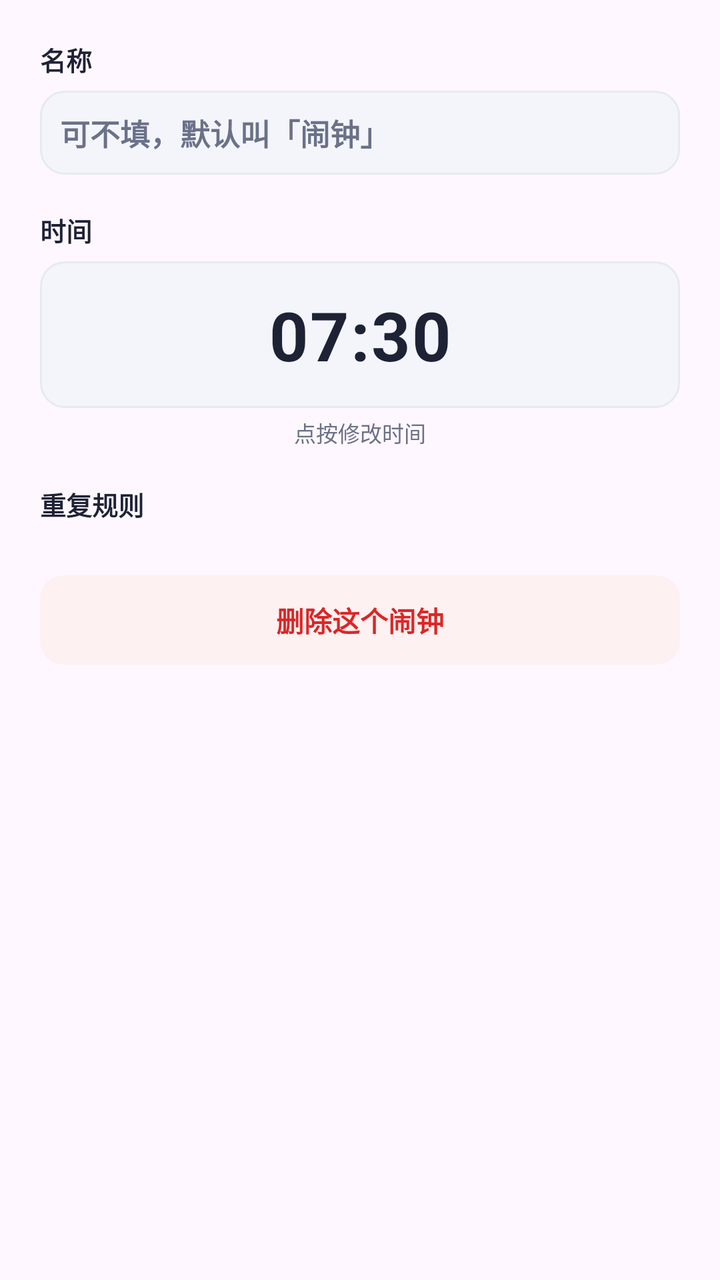
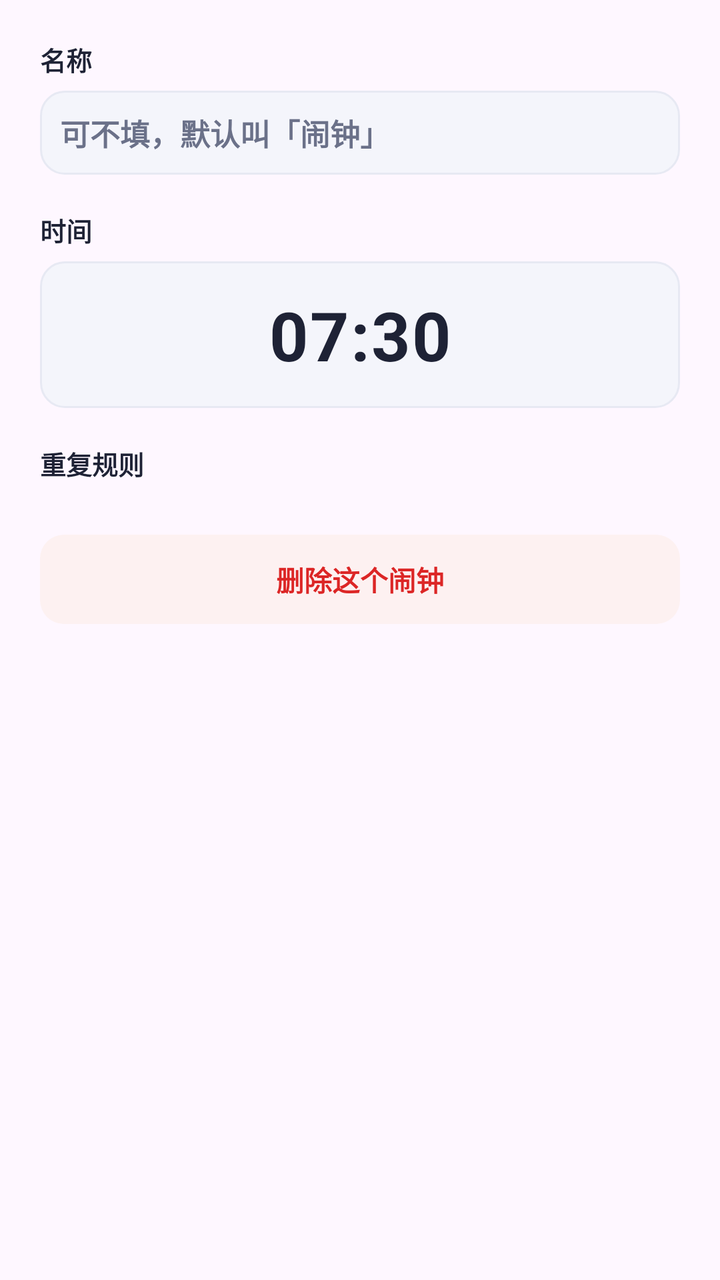

Compare the two renders of this Android layout. The source of the first and the diff that turns it into the second are given below.
<!-- AndroidManifest.xml: application theme Theme.DaxiaoWeekAlarm -->
<!-- res/layout/dialog_alarm.xml -->
<?xml version="1.0" encoding="utf-8"?>
<ScrollView xmlns:android="http://schemas.android.com/apk/res/android"
    android:layout_width="match_parent"
    android:layout_height="wrap_content"
    android:fillViewport="true">

<LinearLayout
    android:layout_width="match_parent"
    android:layout_height="wrap_content"
    android:orientation="vertical"
    android:padding="20dp">

    <TextView
        style="@style/FieldLabel"
        android:layout_width="wrap_content"
        android:layout_height="wrap_content"
        android:text="名称" />

    <EditText
        android:id="@+id/et_alarm_label"
        android:layout_width="match_parent"
        android:layout_height="wrap_content"
        android:layout_marginTop="6dp"
        android:background="@drawable/bg_time_outline"
        android:importantForAutofill="no"
        android:inputType="text"
        android:maxLength="12"
        android:maxLines="1"
        android:padding="10dp"
        android:hint="可不填，默认叫「闹钟」"
        android:textColorHint="@color/sub"
        android:textColor="@color/ink"
        android:textSize="15sp"
        android:textStyle="bold" />

    <TextView
        style="@style/FieldLabel"
        android:layout_width="wrap_content"
        android:layout_height="wrap_content"
        android:layout_marginTop="18dp"
        android:text="时间" />

    
    <TextView
        android:id="@+id/tv_alarm_pick_time"
        android:layout_width="match_parent"
        android:layout_height="wrap_content"
        android:layout_marginTop="6dp"
        android:background="@drawable/bg_time_outline"
        android:clickable="true"
        android:focusable="true"
        android:gravity="center"
        android:letterSpacing="0.02"
        android:padding="14dp"
        android:text="07:30"
        android:textColor="@color/ink"
        android:textSize="34sp"
        android:textStyle="bold" />

    <TextView
        android:layout_width="match_parent"
        android:layout_height="wrap_content"
        android:layout_marginTop="4dp"
        android:gravity="center"
        android:text="点按修改时间"
        android:textColor="@color/sub"
        android:textSize="11sp" />

    <TextView
        style="@style/FieldLabel"
        android:layout_width="wrap_content"
        android:layout_height="wrap_content"
        android:layout_marginTop="18dp"
        android:text="重复规则" />

    
    <LinearLayout
        android:id="@+id/ll_alarm_modes"
        android:layout_width="match_parent"
        android:layout_height="wrap_content"
        android:layout_marginTop="8dp"
        android:orientation="vertical" />

    
    <LinearLayout
        android:id="@+id/row_once_date"
        android:layout_width="match_parent"
        android:layout_height="wrap_content"
        android:layout_marginTop="10dp"
        android:background="@drawable/bg_time_outline"
        android:clickable="true"
        android:focusable="true"
        android:orientation="vertical"
        android:padding="11dp"
        android:visibility="gone">

        <TextView
            style="@style/FieldLabel"
            android:layout_width="wrap_content"
            android:layout_height="wrap_content"
            android:text="哪一天" />

        <TextView
            android:id="@+id/tv_once_date"
            android:layout_width="match_parent"
            android:layout_height="wrap_content"
            android:layout_marginTop="3dp"
            android:textColor="@color/indigo"
            android:textSize="16sp"
            android:textStyle="bold" />
    </LinearLayout>

    <TextView
        android:id="@+id/btn_alarm_delete"
        android:layout_width="match_parent"
        android:layout_height="wrap_content"
        android:layout_marginTop="18dp"
        android:background="@drawable/bg_danger_soft"
        android:clickable="true"
        android:focusable="true"
        android:gravity="center"
        android:padding="12dp"
        android:text="删除这个闹钟"
        android:textColor="@color/danger"
        android:textSize="14sp"
        android:textStyle="bold" />
</LinearLayout>

</ScrollView>
<!-- resources referenced by this layout -->
<resources>
  <color name="danger">#DC2626</color>
  <color name="indigo">#4F46E5</color>
  <color name="ink">#1E2235</color>
  <color name="sub">#6B7189</color>
  <!-- drawable bg_danger_soft (drawable) -->
  <?xml version="1.0" encoding="utf-8"?>
  <shape xmlns:android="http://schemas.android.com/apk/res/android"
      android:shape="rectangle">
      <solid android:color="@color/danger_soft" />
      <corners android:radius="12dp" />
  </shape>
  <!-- drawable bg_time_outline (drawable) -->
  <?xml version="1.0" encoding="utf-8"?>
  <ripple xmlns:android="http://schemas.android.com/apk/res/android"
      android:color="#1F4F46E5">
      <item>
          <shape android:shape="rectangle">
              <solid android:color="@color/bg" />
              <corners android:radius="12dp" />
              <stroke android:width="1dp" android:color="@color/line" />
          </shape>
      </item>
  </ripple>
  <style name="FieldLabel">
          <item name="android:textColor">@color/ink</item>
          <item name="android:textSize">13sp</item>
          <item name="android:textStyle">bold</item>
      </style>
  <style name="Theme.DaxiaoWeekAlarm" parent="Theme.Material3.DayNight.NoActionBar">
          <item name="colorPrimary">@color/indigo</item>
          <item name="colorPrimaryVariant">@color/indigo_dark</item>
          <item name="colorOnPrimary">@color/white</item>
          <item name="android:statusBarColor">@color/bg</item>
          <item name="android:windowLightStatusBar">true</item>
      </style>
  <color name="danger_soft">#FDF1F1</color>
  <color name="bg">#F4F5FB</color>
  <color name="line">#E7E9F3</color>
  <color name="indigo_dark">#4338CA</color>
  <color name="white">#FFFFFFFF</color>
</resources>

<!-- the commit's change to res/layout/dialog_alarm.xml (unified diff, before → after) -->
@@ -56,15 +56,6 @@
         android:textColor="@color/ink"
         android:textSize="34sp"
         android:textStyle="bold" />
-
-    <TextView
-        android:layout_width="match_parent"
-        android:layout_height="wrap_content"
-        android:layout_marginTop="4dp"
-        android:gravity="center"
-        android:text="点按修改时间"
-        android:textColor="@color/sub"
-        android:textSize="11sp" />
 
     <TextView
         style="@style/FieldLabel"
